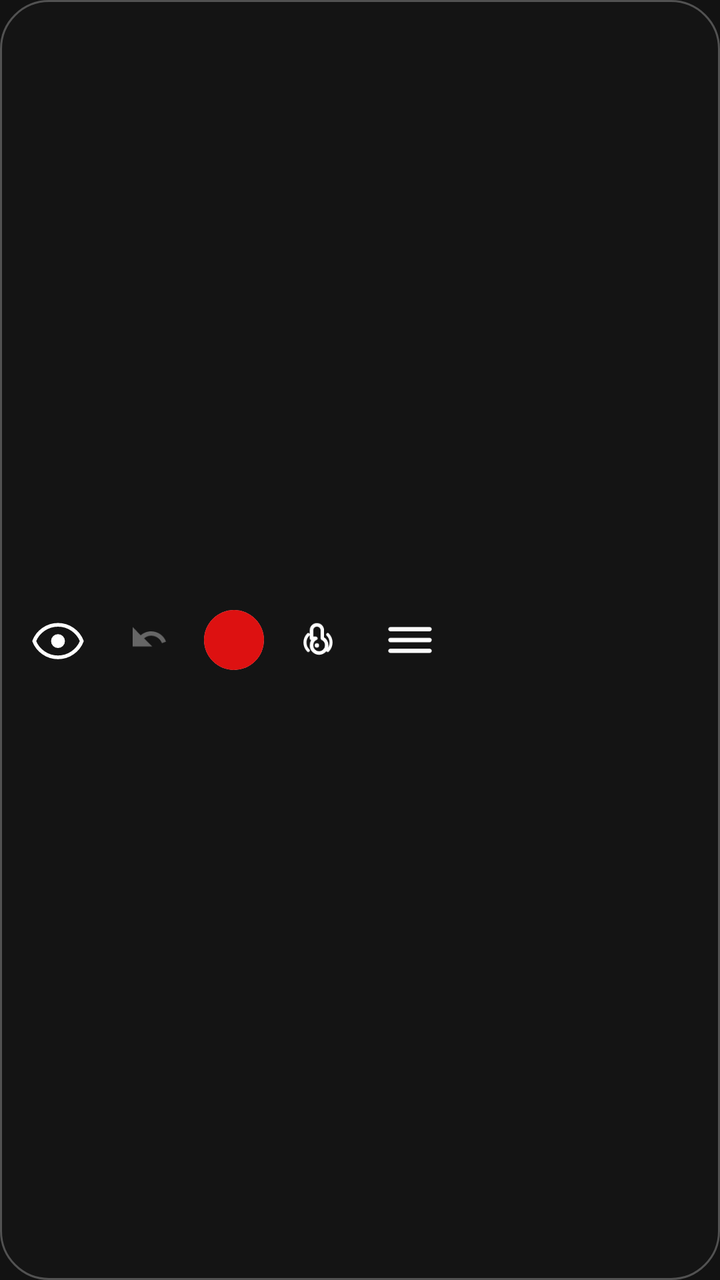
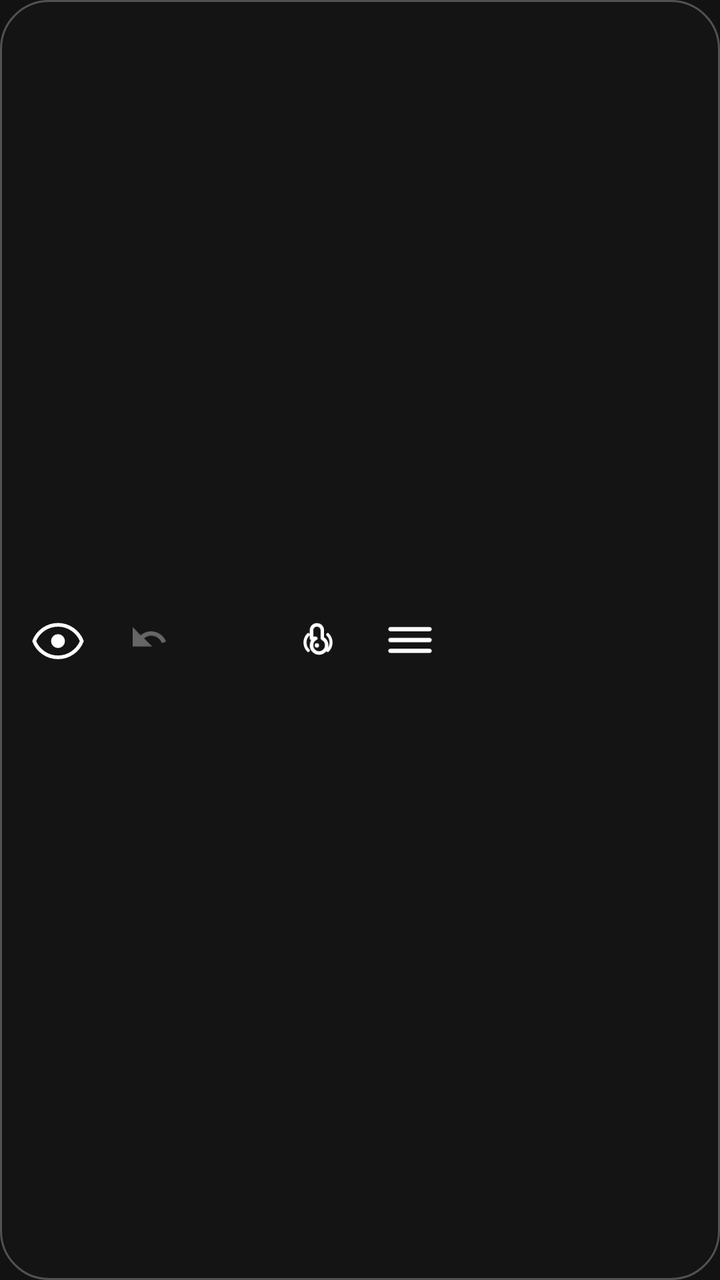

Screens rendered from an Android XML layout before and after an edit, with the pre-edit source and the edit as a unified diff.
<!-- AndroidManifest.xml: application theme Theme.DrawAnywhere -->
<!-- res/layout/overlay_toolbar_horizontal.xml -->
<?xml version="1.0" encoding="utf-8"?>
<LinearLayout
    xmlns:android="http://schemas.android.com/apk/res/android"
    android:layout_width="wrap_content"
    android:layout_height="wrap_content"
    android:orientation="horizontal"
    android:gravity="center_vertical"
    android:background="@drawable/bg_toolbar"
    android:paddingStart="6dp"
    android:paddingEnd="6dp"
    android:paddingTop="4dp"
    android:paddingBottom="4dp"
    android:elevation="8dp"
    android:animateLayoutChanges="true">

    
    <ImageView
        android:id="@+id/btn_hide"
        android:layout_width="46dp"
        android:layout_height="46dp"
        android:padding="10dp"
        android:src="@drawable/ic_eye"
        android:tint="@color/toolbar_icon_default"
        android:scaleType="fitCenter"
        android:background="@android:color/transparent"
        android:clickable="true"
        android:focusable="true"
        android:contentDescription="@string/cd_btn_hide" />

    
    <ImageView
        android:id="@+id/btn_undo"
        android:layout_width="46dp"
        android:layout_height="46dp"
        android:padding="10dp"
        android:src="@drawable/ic_undo"
        android:tint="@color/toolbar_icon_default"
        android:scaleType="fitCenter"
        android:background="@android:color/transparent"
        android:clickable="true"
        android:focusable="true"
        android:alpha="0.35"
        android:enabled="false"
        android:contentDescription="@string/cd_btn_undo" />

    
    <FrameLayout
        android:id="@+id/color_dot_container"
        android:layout_width="30dp"
        android:layout_height="30dp"
        android:layout_marginStart="4dp"
        android:layout_marginEnd="4dp"
        android:background="@drawable/bg_color_dot_ring"
        android:clipToOutline="true"
        android:contentDescription="@string/cd_color_dot">
        <View
            android:id="@+id/view_color_dot"
            android:layout_width="match_parent"
            android:layout_height="match_parent"
            android:background="@color/toolbar_dot_red" />
    </FrameLayout>

    
    <ImageView
        android:id="@+id/btn_finger"
        android:layout_width="46dp"
        android:layout_height="46dp"
        android:padding="10dp"
        android:src="@drawable/ic_finger"
        android:tint="@color/toolbar_icon_default"
        android:scaleType="fitCenter"
        android:background="@android:color/transparent"
        android:clickable="true"
        android:focusable="true"
        android:contentDescription="@string/cd_btn_finger" />

    
    <ImageView
        android:id="@+id/btn_settings"
        android:layout_width="46dp"
        android:layout_height="46dp"
        android:padding="10dp"
        android:src="@drawable/ic_settings"
        android:tint="@color/toolbar_icon_default"
        android:scaleType="fitCenter"
        android:background="@android:color/transparent"
        android:clickable="true"
        android:focusable="true"
        android:contentDescription="@string/cd_btn_settings" />

</LinearLayout>
<!-- resources referenced by this layout -->
<resources>
  <color name="toolbar_dot_red">#FFDD1111</color>
  <color name="toolbar_icon_default">#FFFFFFFF</color>
  <!-- drawable bg_color_dot_ring (drawable) -->
  <?xml version="1.0" encoding="utf-8"?>
  <shape xmlns:android="http://schemas.android.com/apk/res/android"
      android:shape="oval">
  
      <solid android:color="@android:color/transparent" />
  
      <stroke
          android:width="2dp"
          android:color="#FFFFFFFF" />
  
  </shape>
  <!-- drawable bg_toolbar (drawable) -->
  <?xml version="1.0" encoding="utf-8"?>
  <shape xmlns:android="http://schemas.android.com/apk/res/android"
      android:shape="rectangle">
  
      <solid android:color="@color/toolbar_bg" />
  
      <corners android:radius="24dp" />
  
      <stroke
          android:width="1dp"
          android:color="@color/toolbar_divider" />
  
  </shape>
  <!-- drawable ic_eye (drawable) -->
  <?xml version="1.0" encoding="utf-8"?>
  <vector xmlns:android="http://schemas.android.com/apk/res/android"
      android:width="24dp" android:height="24dp"
      android:viewportWidth="24" android:viewportHeight="24">
      <path
          android:pathData="M12,5C7,5 2.73,8.11 1,12.5C2.73,16.89 7,20 12,20C17,20 21.27,16.89 23,12.5C21.27,8.11 17,5 12,5Z"
          android:fillColor="#00000000"
          android:strokeColor="#FFFFFFFF"
          android:strokeWidth="1.7"
          android:strokeLineCap="round"
          android:strokeLineJoin="round" />
      <path
          android:pathData="M12,9.3A3.2,3.2 0,0 1,15.2 12.5A3.2,3.2 0,0 1,12 15.7A3.2,3.2 0,0 1,8.8 12.5A3.2,3.2 0,0 1,12 9.3Z"
          android:fillColor="#FFFFFFFF" />
  </vector>
  <!-- drawable ic_settings (drawable) -->
  <?xml version="1.0" encoding="utf-8"?>
  <vector xmlns:android="http://schemas.android.com/apk/res/android"
      android:width="24dp"
      android:height="24dp"
      android:viewportWidth="24"
      android:viewportHeight="24">
  
      
      <path
          android:pathData="M3,7H21"
          android:fillColor="#00000000"
          android:strokeColor="#FFFFFFFF"
          android:strokeWidth="2"
          android:strokeLineCap="round" />
  
      
      <path
          android:pathData="M3,12H21"
          android:fillColor="#00000000"
          android:strokeColor="#FFFFFFFF"
          android:strokeWidth="2"
          android:strokeLineCap="round" />
  
      
      <path
          android:pathData="M3,17H21"
          android:fillColor="#00000000"
          android:strokeColor="#FFFFFFFF"
          android:strokeWidth="2"
          android:strokeLineCap="round" />
  
  </vector>
  <!-- drawable ic_undo (drawable) -->
  <?xml version="1.0" encoding="utf-8"?>
  <vector xmlns:android="http://schemas.android.com/apk/res/android"
      android:width="24dp"
      android:height="24dp"
      android:viewportWidth="24"
      android:viewportHeight="24">
  
      <path
          android:pathData="M12.5,8C10.65,8 8.99,8.7 7.7,9.83L4,6V15H13L9.27,11.27C10.16,10.49 11.28,10 12.5,10C14.77,10 16.72,11.44 17.5,13.45L19.41,12.74C18.29,9.87 15.61,8 12.5,8Z"
          android:fillColor="#FFFFFFFF" />
  
  </vector>
  <string name="cd_btn_finger">Toggle touch pass-through</string>
  <string name="cd_btn_hide">Hide or show canvas</string>
  <string name="cd_btn_settings">Open settings</string>
  <string name="cd_btn_undo">Undo last stroke</string>
  <string name="cd_color_dot">Current drawing color</string>
  <color name="toolbar_bg">#E8141414</color>
  <color name="toolbar_divider">#44FFFFFF</color>
  <color name="colorPrimary">#FFB73A3A</color>
  <color name="colorPrimaryVariant">#FF8B0000</color>
  <color name="colorOnPrimary">#FFFFFFFF</color>
  <color name="colorSecondary">#FF444444</color>
  <color name="colorOnSecondary">#FFFFFFFF</color>
  <color name="colorError">#FFCF6679</color>
  <color name="colorOnError">#FF000000</color>
  <color name="colorSurface">#FF1C1C1C</color>
  <color name="colorOnSurface">#FFFFFFFF</color>
  <color name="colorBackground">#FF121212</color>
  <!-- unchanged entries left out for length: 2 -->
</resources>

<!-- the commit's change to res/layout/overlay_toolbar_horizontal.xml (unified diff, before → after) -->
@@ -10,10 +10,8 @@
     android:paddingEnd="6dp"
     android:paddingTop="4dp"
     android:paddingBottom="4dp"
-    android:elevation="8dp"
-    android:animateLayoutChanges="true">
+    android:elevation="8dp">
 
-    
     <ImageView
         android:id="@+id/btn_hide"
         android:layout_width="46dp"
@@ -27,7 +25,6 @@
         android:focusable="true"
         android:contentDescription="@string/cd_btn_hide" />
 
-    
     <ImageView
         android:id="@+id/btn_undo"
         android:layout_width="46dp"
@@ -44,23 +41,16 @@
         android:contentDescription="@string/cd_btn_undo" />
 
     
-    <FrameLayout
-        android:id="@+id/color_dot_container"
+    <View
+        android:id="@+id/view_color_dot"
         android:layout_width="30dp"
         android:layout_height="30dp"
         android:layout_marginStart="4dp"
         android:layout_marginEnd="4dp"
-        android:background="@drawable/bg_color_dot_ring"
-        android:clipToOutline="true"
-        android:contentDescription="@string/cd_color_dot">
-        <View
-            android:id="@+id/view_color_dot"
-            android:layout_width="match_parent"
-            android:layout_height="match_parent"
-            android:background="@color/toolbar_dot_red" />
-    </FrameLayout>
+        android:clickable="true"
+        android:focusable="true"
+        android:contentDescription="@string/cd_color_dot" />
 
-    
     <ImageView
         android:id="@+id/btn_finger"
         android:layout_width="46dp"
@@ -74,7 +64,6 @@
         android:focusable="true"
         android:contentDescription="@string/cd_btn_finger" />
 
-    
     <ImageView
         android:id="@+id/btn_settings"
         android:layout_width="46dp"
<!-- resource entries referenced after the edit -->
@@ -1,19 +1,6 @@
 <!-- resources referenced by this layout -->
 <resources>
-  <color name="toolbar_dot_red">#FFDD1111</color>
   <color name="toolbar_icon_default">#FFFFFFFF</color>
-  <!-- drawable bg_color_dot_ring (drawable) -->
-  <?xml version="1.0" encoding="utf-8"?>
-  <shape xmlns:android="http://schemas.android.com/apk/res/android"
-      android:shape="oval">
-  
-      <solid android:color="@android:color/transparent" />
-  
-      <stroke
-          android:width="2dp"
-          android:color="#FFFFFFFF" />
-  
-  </shape>
   <!-- drawable bg_toolbar (drawable) -->
   <?xml version="1.0" encoding="utf-8"?>
   <shape xmlns:android="http://schemas.android.com/apk/res/android"
